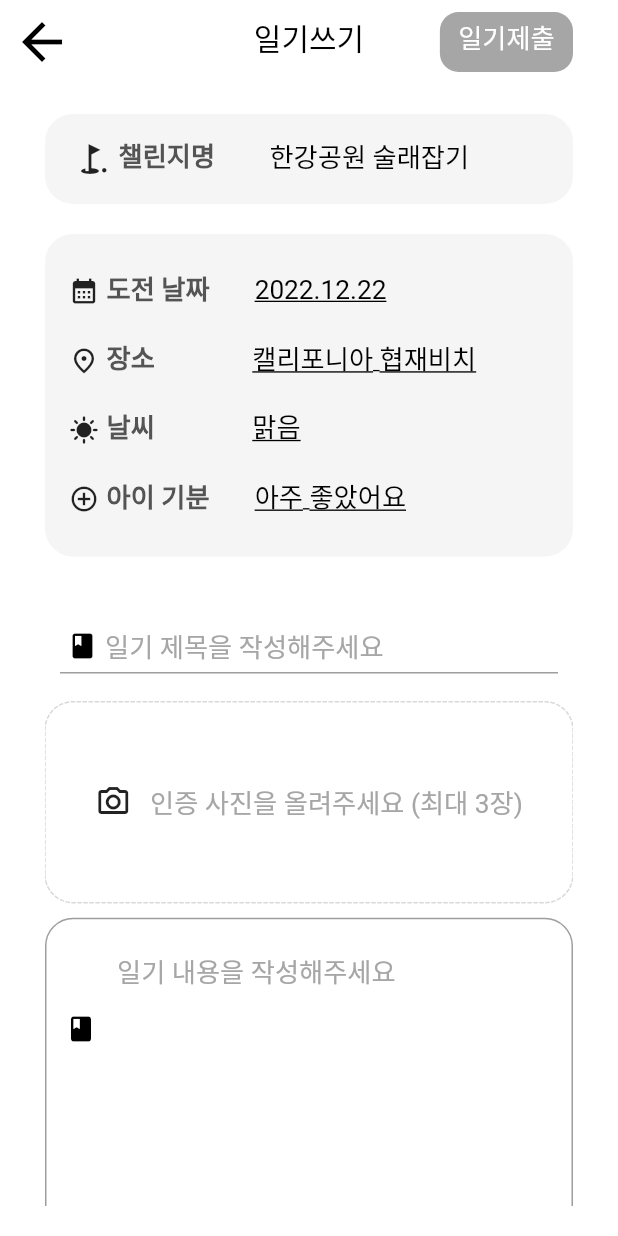
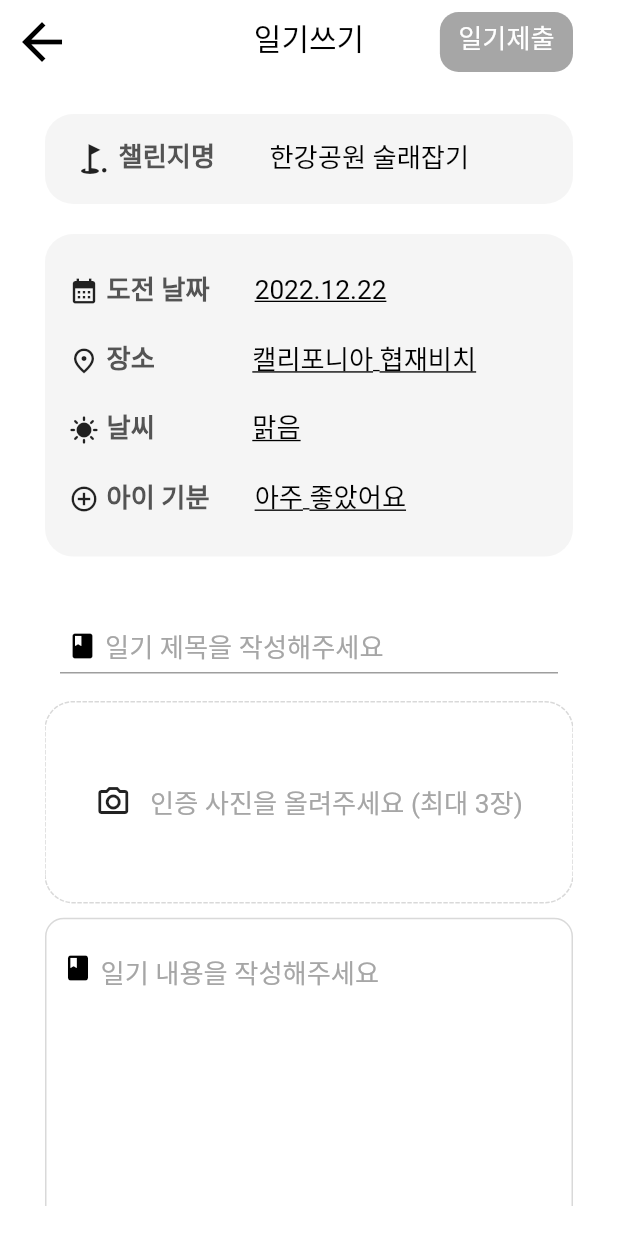
Before and after one commit to DevDotUng/DangDiaryApp, a Flutter app: the WriteDiary screen opened by its route, on a phone screen of 412 x 824 dp. Run offline on Flutter 3.47's test engine with Material 2 defaults, Android fonts, the phone set to English and light mode, and no system bars; drawn by our look-alikes of dotted_border; our stand-ins replace flutter_screenutil, get, image_picker, skeletons; Roboto replaces fonts that are missing (Pretendard).

Commit message:
반응형 위젯 수정

```diff
--- a/lib/pages/challenge_detail.dart
+++ b/lib/pages/challenge_detail.dart
@@ -18,16 +18,15 @@ class ChallengeDetail extends StatelessWidget {
           shape: RoundedRectangleBorder(
             borderRadius: BorderRadius.circular(15.r),
           ),
-          insetPadding: EdgeInsets.all(24.0.r),
           child: Container(
-            padding: EdgeInsets.all(24.0.r),
+            padding: EdgeInsets.all(24.r),
             width: double.infinity,
-            height: 430.h,
             decoration: BoxDecoration(
               borderRadius: BorderRadius.circular(15.r),
             ),
             child: Column(
               crossAxisAlignment: CrossAxisAlignment.center,
+              mainAxisSize: MainAxisSize.min,
               children: [
                 Row(
                   mainAxisAlignment: MainAxisAlignment.start,
@@ -80,6 +79,7 @@ class ChallengeDetail extends StatelessWidget {
                     ),
                   ),
                 ),
+                SizedBox(height: 8.h),
                 CustomText(
                   text: '일기는 다음에 쓸게요',
                   color: Color(0xff6B6B6B),
--- a/lib/pages/write_diary.dart
+++ b/lib/pages/write_diary.dart
@@ -22,12 +22,12 @@ class WriteDiary extends StatelessWidget {
           child: Container(
             padding: EdgeInsets.all(24.0.r),
             width: double.infinity,
-            height: 372.h,
             decoration: BoxDecoration(
               borderRadius: BorderRadius.circular(15.r),
             ),
             child: Column(
               crossAxisAlignment: CrossAxisAlignment.start,
+              mainAxisSize: MainAxisSize.min,
               children: [
                 Row(
                   mainAxisAlignment: MainAxisAlignment.start,
@@ -69,7 +69,7 @@ class WriteDiary extends StatelessWidget {
                     ],
                   ),
                 ),
-                Expanded(child: Container()),
+                SizedBox(height: 127.h),
                 GestureDetector(
                   onTap: () {
                     Navigator.pop(context);
@@ -376,6 +376,11 @@ class WriteDiary extends StatelessWidget {
                 SizedBox(height: 8.h),
                 Container(
                   width: double.infinity,
+                  height: 290.h,
+                  decoration: BoxDecoration(
+                    borderRadius: BorderRadius.circular(10.r),
+                    border: Border.all(color: Color(0xffD9D9D9)),
+                  ),
                   child: TextField(
                     maxLines: 15,
                     style: TextStyle(
@@ -392,29 +397,32 @@ class WriteDiary extends StatelessWidget {
                         fontWeight: FontWeight.w400,
                         height: (24 / 14).h,
                       ),
-                      contentPadding: EdgeInsets.only(top: 20.0.h),
-                      prefixIcon: Padding(
-                        padding: EdgeInsets.only(
-                          bottom: ((19.2 - 1) * 19).h,
-                        ),
-                        child: Icon(
-                          Icons.book,
-                          size: 16.r,
-                          color: Colors.black,
-                        ),
+                      prefixIcon: Column(
+                        crossAxisAlignment: CrossAxisAlignment.end,
+                        children: [
+                          SizedBox(height: 18.h),
+                          Row(
+                            children: [
+                              Expanded(child: Container()),
+                              Icon(
+                                Icons.book,
+                                size: 16.r,
+                                color: Colors.black,
+                              ),
+                              SizedBox(width: 4.w),
+                            ],
+                          ),
+                        ],
                       ),
-                      border: OutlineInputBorder(
-                        borderRadius: BorderRadius.circular(15.r),
-                        borderSide: BorderSide(
-                          color: Color(0xffD9D9D9),
-                        ),
-                      ),
-                      focusedBorder: OutlineInputBorder(
-                        borderRadius: BorderRadius.circular(15.r),
-                        borderSide: BorderSide(
-                          color: Colors.black,
-                        ),
-                      ),
+                      prefixIconConstraints:
+                          BoxConstraints.tight(Size(36, double.infinity)),
+                      border: InputBorder.none,
+                      // focusedBorder: OutlineInputBorder(
+                      //   borderRadius: BorderRadius.circular(15.r),
+                      //   borderSide: BorderSide(
+                      //     color: Colors.black,
+                      //   ),
+                      // ),
                     ),
                   ),
                 ),
```
Also changed, not shown: lib/components/later_dialog.dart (+5 -3 lines), lib/controllers/all_challenge_controller.dart (+8 -9 lines).
